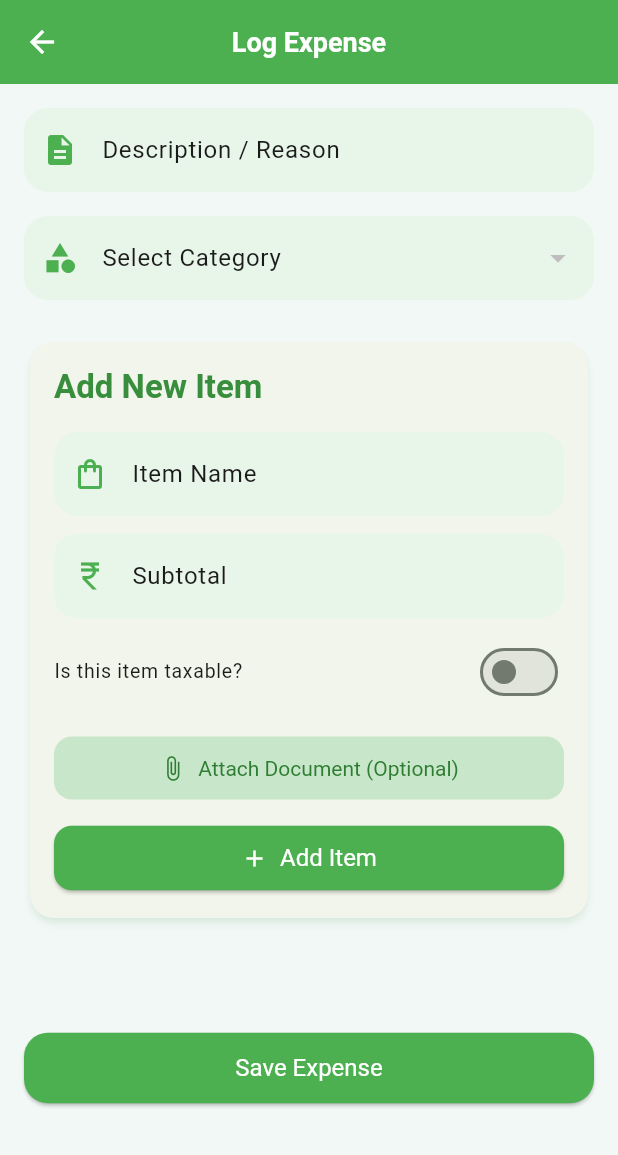
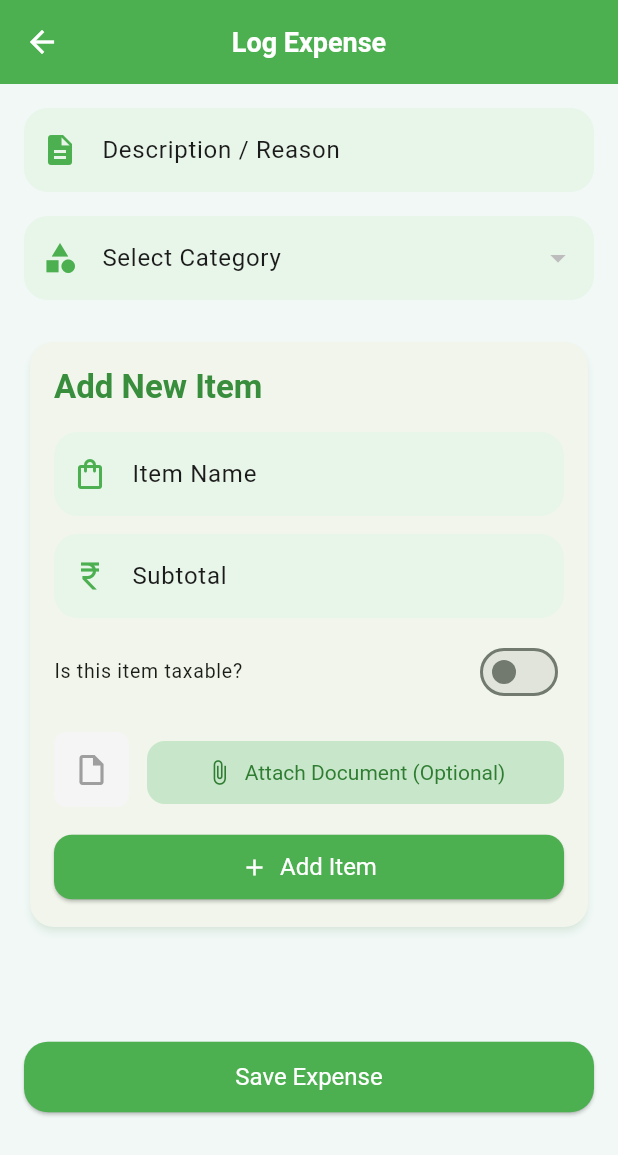
Before and after one commit to invins2003/HRM, a Flutter app: the LogExpenseScreen screen opened directly, after a tap on "Attach Document (Optional)", on a phone screen of 412 x 824 dp. Shown: the top 1155 px of the screen. Run offline on Flutter 3.47's test engine with Material 3 defaults, Android fonts, the light colour scheme and no system bars; our stand-ins replace camera, dio, file_picker, flutter_dotenv, fluttertoast, get and 5 more; missing offline and left inert: flutter_windowmanager_plus, google_mlkit_face_detection, syncfusion_flutter_pdfviewer, tflite_flutter; accounts and stored records are empty; network calls fail.

Commit message:
task: - file preview added - file size limited to 5mb for each item

```diff
--- a/lib/module/expense/repo/expense_repo.dart
+++ b/lib/module/expense/repo/expense_repo.dart
@@ -62,13 +62,13 @@ Future<ExpenseModel?> createExpense({
       return ExpenseModel.fromJson(response.body);
     } else {
       return ExpenseModel(
-        success: false,
-        message: "Failed with status: ${response.statusCode}",
+        success: response.body['success'],
+        message: "${response.body["message"]}",
       );
     }
   } catch (e) {
     print("Error in createExpense: $e");
-    return ExpenseModel(success: false, message: e.toString());
+    return ExpenseModel(success: false, message:e.toString() );
   }
 }
 
--- a/lib/module/expense/screens/log_expense_screen.dart
+++ b/lib/module/expense/screens/log_expense_screen.dart
@@ -4,7 +4,8 @@ import 'package:file_picker/file_picker.dart';
 import 'package:flutter/material.dart';
 import 'package:get/get.dart';
 import 'package:mime/mime.dart';
-import 'package:http_parser/http_parser.dart';
+import 'package:open_filex/open_filex.dart'; // <-- 1. ADD THIS IMPORT
+
 class LogExpenseScreen extends StatefulWidget {
   const LogExpenseScreen({super.key});
 
@@ -42,18 +43,35 @@ class _LogExpenseScreenState extends State<LogExpenseScreen> {
     }
   }
 
+  // --- Replace your _pickFile() with this version ---
 Future<void> _pickFile() async {
   FilePickerResult? result = await FilePicker.platform.pickFiles(
     type: FileType.custom,
     allowedExtensions: ['jpg', 'jpeg', 'png', 'pdf'],
   );
 
-    if (result != null) {
+  if (result != null && result.files.single.path != null) {
+    final pickedFile = File(result.files.single.path!);
+    final fileSizeBytes = await pickedFile.length();
+    final fileSizeMB = fileSizeBytes / (1024 * 1024);
+
+    // Check file size limit (5 MB)
+    if (fileSizeMB > 5) {
+      Get.snackbar(
+        "File Too Large",
+        "Please select a file smaller than 5 MB.",
+        backgroundColor: Colors.red.withOpacity(0.1),
+        colorText: Colors.red.shade900,
+      );
+      return;
+    }
+
     setState(() {
-        selectedDocument = File(result.files.single.path!);
+      selectedDocument = pickedFile;
     });
   }
 }
+
 
   void _addItem() {
     if (itemNameController.text.isEmpty || subtotalController.text.isEmpty) {
@@ -99,6 +117,23 @@ class _LogExpenseScreenState extends State<LogExpenseScreen> {
     });
   }
 
+  // --- 2. ADD THIS HELPER FUNCTION ---
+  Future<void> _openSelectedFile(File? file) async {
+    if (file == null) {
+      Get.snackbar("No File", "There is no file to open.",
+          backgroundColor: Colors.orange.withOpacity(0.1),
+          colorText: Colors.orange.shade900);
+      return;
+    }
+    if (await file.exists()) {
+      await OpenFilex.open(file.path);
+    } else {
+      Get.snackbar("Error", "File not found.",
+          backgroundColor: Colors.red.withOpacity(0.1),
+          colorText: Colors.red.shade900);
+    }
+  }
+  // ------------------------------------
 
   Future<void> _submitExpense() async {
     if (descriptionController.text.isEmpty || selectedCategoryId == null) {
@@ -132,10 +167,13 @@ Future<void> _submitExpense() async {
       }
 
       if (item.document != null) {
+        final mimeType =
+            lookupMimeType(item.document!.path) ?? 'application/octet-stream';
+
         fileMap["item_document_$i"] = MultipartFile(
           item.document!,
           filename: item.document!.path.split('/').last,
-        contentType: lookupMimeType(item.document!.path).toString(), // just string like "image/png" or "application/pdf"
+          contentType: mimeType,
         );
       }
 
@@ -157,10 +195,6 @@ Future<void> _submitExpense() async {
     }
   }
 
-
-
-
-  // --- Reusable Input Decoration ---
   InputDecoration _buildInputDecoration(
       {required String labelText, required IconData icon}) {
     return InputDecoration(
@@ -182,17 +216,18 @@ Future<void> _submitExpense() async {
       ),
     );
   }
-  // ---------------------------------
 
-  // --- NEW: Helper for building document preview ---
   Widget _buildDocumentPreview(File? document) {
-    return SizedBox(
+  return Column(
+    mainAxisSize: MainAxisSize.min,
+    children: [
+      SizedBox(
         width: 50,
         height: 50,
         child: ClipRRect(
           borderRadius: BorderRadius.circular(8),
           child: Container(
-          color: Colors.grey.shade100, // Background for icons
+            color: Colors.grey.shade100,
             alignment: Alignment.center,
             child: () {
               if (document == null) {
@@ -203,7 +238,6 @@ Future<void> _submitExpense() async {
                 return const Icon(Icons.picture_as_pdf,
                     color: Colors.red, size: 30);
               }
-            // It's an image
               return Image.file(
                 document,
                 fit: BoxFit.cover,
@@ -213,9 +247,25 @@ Future<void> _submitExpense() async {
             }(),
           ),
         ),
+      ),
+      const SizedBox(height: 4),
+      // --- File size text (only if file selected)
+      if (document != null)
+        Text(
+          _getReadableFileSize(document),
+          style: TextStyle(fontSize: 10, color: Colors.grey.shade700),
+          textAlign: TextAlign.center,
+        ),
+    ],
   );
 }
-  // ---------------------------------
+
+
+  String _getReadableFileSize(File file) {
+  final bytes = file.lengthSync();
+  final mb = bytes / (1024 * 1024);
+  return "${mb.toStringAsFixed(2)} MB / 5 MB";
+}
 
   @override
   Widget build(BuildContext context) {
@@ -352,11 +402,22 @@ Future<void> _submitExpense() async {
                           ),
                         ),
                       ],
-                      const SizedBox(height: 16), // Added space
+                      const SizedBox(height: 16),
 
-                      // Attach Document Button
-                      SizedBox(
-                        width: double.infinity,
+                      // --- 3. MAKE THIS PREVIEW CLICKABLE ---
+                      Row(
+                        crossAxisAlignment: CrossAxisAlignment.center,
+                        children: [
+                          // 1. The preview (now clickable)
+                          InkWell(
+                            onTap: () => _openSelectedFile(selectedDocument),
+                            borderRadius: BorderRadius.circular(8),
+                            child: _buildDocumentPreview(selectedDocument),
+                          ),
+                          const SizedBox(width: 12),
+
+                          // 2. The button, expanded to fill space
+                          Expanded(
                             child: TextButton.icon(
                               onPressed: _pickFile,
                               icon: const Icon(Icons.attach_file),
@@ -372,10 +433,15 @@ Future<void> _submitExpense() async {
                                 shape: RoundedRectangleBorder(
                                   borderRadius: BorderRadius.circular(12),
                                 ),
-                            padding: const EdgeInsets.symmetric(vertical: 12),
+                                padding:
+                                    const EdgeInsets.symmetric(vertical: 12),
                               ),
                             ),
                           ),
+                        ],
+                      ),
+                      // --- END MODIFICATION ---
+
                       const SizedBox(height: 12),
 
                       // Add Item Button
@@ -424,7 +490,12 @@ Future<void> _submitExpense() async {
                               borderRadius: BorderRadius.circular(12)),
                           margin: const EdgeInsets.only(bottom: 8),
                           child: ListTile(
-                            leading: _buildDocumentPreview(item.document),
+                            // --- 3. MAKE THIS PREVIEW CLICKABLE ---
+                            leading: InkWell(
+                              onTap: () => _openSelectedFile(item.document),
+                              borderRadius: BorderRadius.circular(8),
+                              child: _buildDocumentPreview(item.document),
+                            ),
                             title: Text(
                               item.itemName,
                               style:
--- a/pubspec.yaml
+++ b/pubspec.yaml
@@ -34,6 +34,7 @@ dependencies:
   mime: ^2.0.0
   syncfusion_flutter_pdfviewer: ^31.1.23
   http_parser: ^4.1.2
+  open_filex: ^4.7.0
 
 dev_dependencies:
   flutter_test:
```
Also changed, not shown: pubspec.lock. Lines whose indentation alone changed are shown as unchanged.
